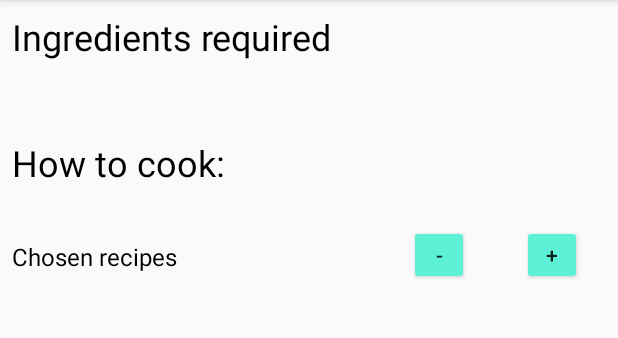
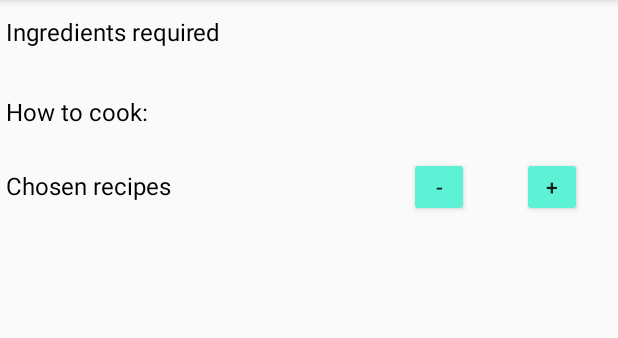
Before and after one commit to Bubbleheads/Buy-Cook, an Android app: the fragment RecipeDetailedFragment shown on its own in the app's theme, on a phone screen of 412 x 824 dp, the part 84-422 px from its top. Run offline under Robolectric (Android 15) with nearby library versions, the phone set to English and light mode, and no system bars; 5 statements that could not run were skipped.

Commit message:
removed Toasts

```diff
--- a/app/src/main/java/bubbleheads/buy_cook/CategoriesAdapter.java
+++ b/app/src/main/java/bubbleheads/buy_cook/CategoriesAdapter.java
@@ -40,8 +40,6 @@ public class CategoriesAdapter extends Adapter<MyViewHolder> {
         categoryName.setOnClickListener(new View.OnClickListener() {
             @Override
             public void onClick(View view) {
-                Toast.makeText(view.getContext(), category.getName(),
-                        Toast.LENGTH_SHORT).show();
                 final RecipesBookFragment fragment = new RecipesBookFragment();
                 fragment.setChosenCategoryID(category.getCategoryID());
                 ((MainActivity) categoriesFragment.getActivity()).showFragment(fragment);
--- a/app/src/main/java/bubbleheads/buy_cook/RecipesBookFragment.java
+++ b/app/src/main/java/bubbleheads/buy_cook/RecipesBookFragment.java
@@ -54,9 +54,6 @@ public class RecipesBookFragment extends Fragment {
             @Override
             public void onItemClick(final AdapterView<?> adapterView, final View view,
                                     final int position, final long l) {
-                Toast.makeText(view.getContext(),
-                        recipesBookAdapter.getRecipes().get(position).getRecipeName(),
-                        Toast.LENGTH_SHORT).show();
                 recipesBookAdapter.getRecipes().get(position).toggleFavorite();
                 recipesBookAdapter.notifyDataSetChanged();
                 ((MainActivity) getActivity()).setDetailedRecipe(recipesBookAdapter.getRecipes().get(position));
--- a/app/src/main/res/layout/detailed_recipe_fragment.xml
+++ b/app/src/main/res/layout/detailed_recipe_fragment.xml
@@ -21,28 +21,33 @@
             android:id="@+id/ingredients_required"
             android:layout_width="match_parent"
             android:layout_height="wrap_content"
-            android:layout_below="@id/detailed_recipe_image"
-            android:layout_margin="8dp"
             android:text="@string/ingredients_required"
             android:textColor="@android:color/black"
-            android:textSize="24sp" />
+            android:textSize="16sp"
+            android:layout_marginTop="10dp"
+            android:layout_below="@+id/detailed_recipe_image"
+            android:layout_alignStart="@+id/howcook" />
 
         <TextView
             android:id="@+id/detailed_recipe_detail"
             android:layout_width="match_parent"
             android:layout_height="wrap_content"
-            android:layout_below="@id/ingredients_required"
-            android:layout_margin="8dp" />
+            android:textColor="@color/colorTransparentBlack"
+            android:layout_marginEnd="8dp"
+            android:layout_margin="4dp"
+            android:textSize="14sp"
+            android:layout_below="@+id/ingredients_required"
+            android:layout_centerHorizontal="true" />
 
         <TextView
             android:id="@+id/howcook"
             android:layout_width="match_parent"
             android:layout_height="wrap_content"
             android:layout_below="@id/detailed_recipe_detail"
-            android:layout_margin="8dp"
+            android:layout_margin="4dp"
             android:text="@string/how_to_cook"
             android:textColor="@android:color/black"
-            android:textSize="24sp" />
+            android:textSize="16sp" />
 
         <TextView
             android:id="@+id/how_to_cook"
@@ -50,14 +55,16 @@
             android:layout_height="wrap_content"
             android:layout_below="@+id/howcook"
             android:layout_marginEnd="8dp"
-            android:layout_marginStart="8dp" />
+            android:textSize="14sp"
+            android:layout_marginStart="4dp"
+            android:textColor="@color/colorTransparentBlack" />
 
         <TextView
             android:id="@+id/numb_of_recipe"
             android:layout_width="match_parent"
             android:layout_height="wrap_content"
             android:layout_below="@+id/how_to_cook"
-            android:layout_margin="8dp"
+            android:layout_margin="4dp"
             android:text="@string/chosen_recipes"
             android:textColor="@android:color/black"
             android:textSize="16sp" />
@@ -87,9 +94,10 @@
             android:textSize="14sp"
             tools:text="-"
             android:text="@string/minus_button"
-            android:layout_alignParentBottom="true"
-            android:layout_toStartOf="@+id/plus_button"
-            android:layout_marginEnd="19dp" />
+            android:layout_marginEnd="19dp"
+            android:layout_alignBaseline="@+id/numb_of_recipe"
+            android:layout_alignBottom="@+id/numb_of_recipe"
+            android:layout_toStartOf="@+id/plus_button" />
 
     </RelativeLayout>
 </ScrollView>
--- a/app/src/main/res/values/colors.xml
+++ b/app/src/main/res/values/colors.xml
@@ -5,7 +5,7 @@
     <color name="colorAccent">#5df2d6</color>
     <color name="colorRed">#008e76</color>
     <color name="colorWhite">#FFFFFF</color>
-    <color name="colorTransparentBlack">#80000000</color>
+    <color name="colorTransparentBlack">#57000000</color>
     <color name="colorGreenBackground">#00bfa5</color>
     <color name="colorSomeWhiteBackground">#c9f7ef</color>
     <color name="colorGrey">#cbcbcb</color>
```
